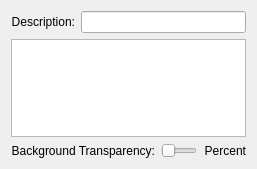
Above: src/ColorSchemeEditor.ui from KDE/konsole before the change. Below: the same form after it.
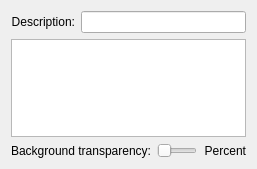
That is the form after the change.

```diff
--- a/src/ColorSchemeEditor.ui
+++ b/src/ColorSchemeEditor.ui
@@ -38,7 +38,7 @@
      <item>
       <widget class="QLabel" name="label_2" >
        <property name="text" >
-        <string>Background Transparency:</string>
+        <string>Background transparency:</string>
        </property>
        <property name="alignment" >
         <set>Qt::AlignRight|Qt::AlignTrailing|Qt::AlignVCenter</set>
```
